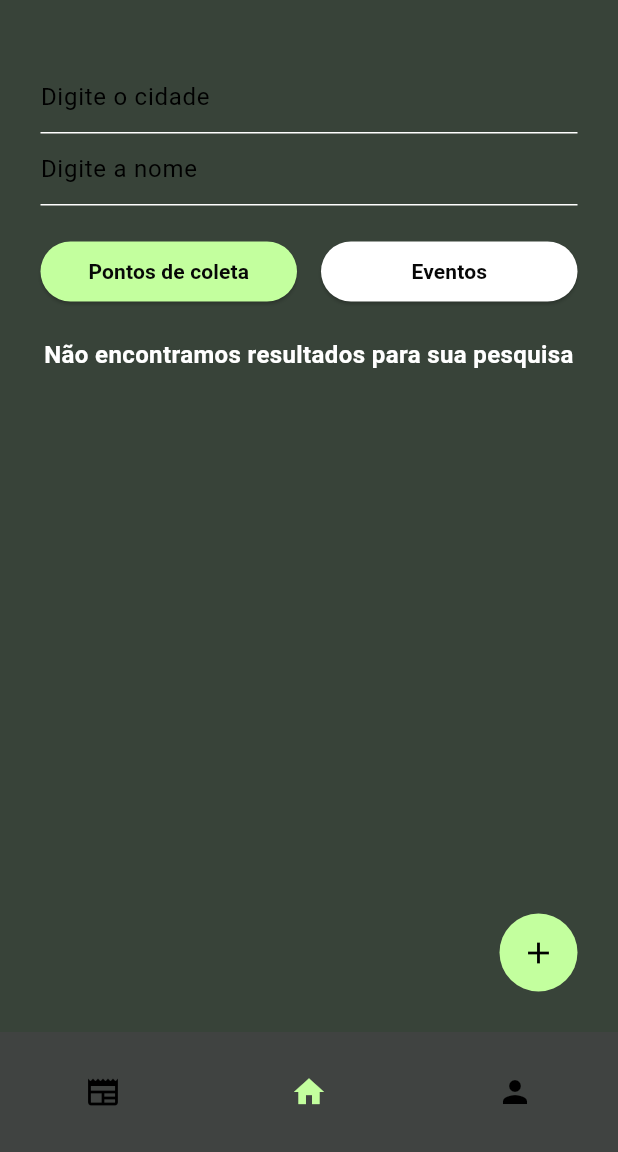
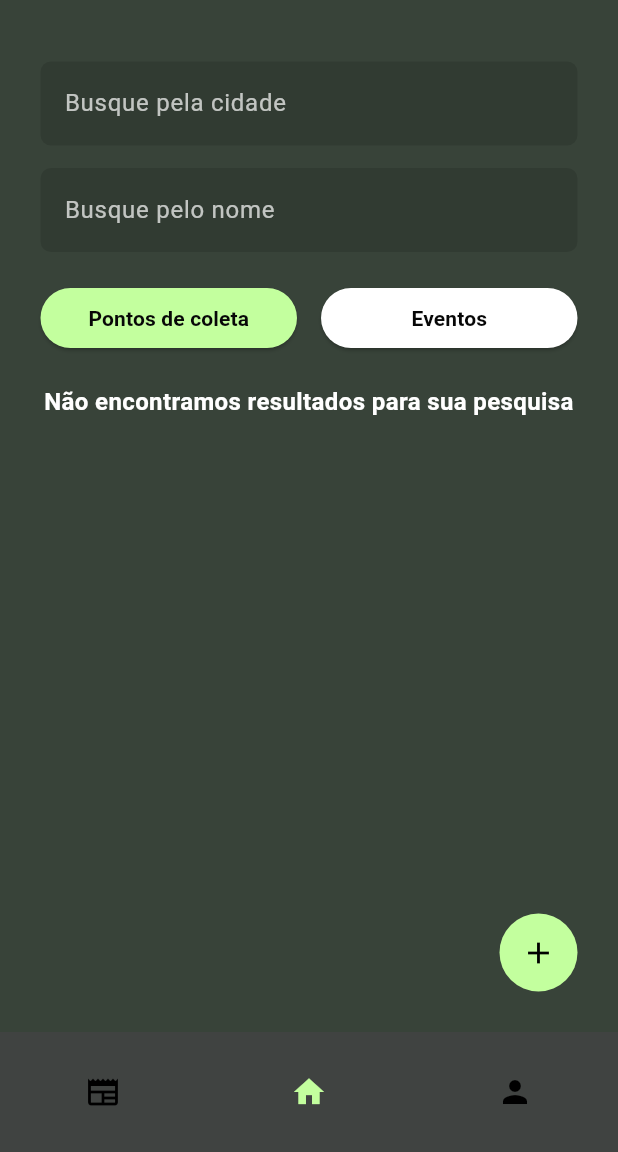
Before and after one commit to joaop-rosa/EcoVitam-Frontend, a Flutter app: the HomePage screen opened by its route, on a phone screen of 412 x 824 dp, the part 84-1236 px from its top. Run offline on Flutter 3.47's test engine with Material 3 defaults, Android fonts, the phone set to English and light mode, and no system bars; our stand-ins replace intl_phone_number_input, jwt_decoder, shared_preferences; accounts and stored records are empty; network calls fail.

```diff
--- a/lib/components/CollectionPointForm.dart
+++ b/lib/components/CollectionPointForm.dart
@@ -1,6 +1,7 @@
 import 'package:ecovitam/components/Button.dart';
 import 'package:ecovitam/components/form/CityDropdown.dart';
 import 'package:ecovitam/components/form/CustomTextFormField.dart';
+import 'package:ecovitam/components/form/PhoneField.dart';
 import 'package:ecovitam/components/form/UfDropdown.dart';
 import 'package:ecovitam/constants/colors.dart';
 import 'package:ecovitam/helpers/jwt.dart';
@@ -116,7 +117,7 @@ class _CollectionPointFormState extends State<CollectionPointForm> {
             },
           ),
           const SizedBox(height: 15),
-          CustomTextFormField(
+          PhoneField(
               controller: _contactController,
               hintText: 'Contato',
               validator: (value) {
@@ -124,8 +125,7 @@ class _CollectionPointFormState extends State<CollectionPointForm> {
                   return 'Por favor, insira o contato do ponto de coleta';
                 }
                 return null;
-            },
-          ),
+              }),
           const SizedBox(height: 25),
           Button(
               isLoading: isLoading,
--- a/lib/components/EventForm.dart
+++ b/lib/components/EventForm.dart
@@ -2,6 +2,7 @@ import 'package:ecovitam/components/Button.dart';
 import 'package:ecovitam/components/form/DatePicker.dart';
 import 'package:ecovitam/components/form/CityDropdown.dart';
 import 'package:ecovitam/components/form/CustomTextFormField.dart';
+import 'package:ecovitam/components/form/PhoneField.dart';
 import 'package:ecovitam/components/form/TimePickerField.dart';
 import 'package:ecovitam/components/form/UfDropdown.dart';
 import 'package:ecovitam/constants/colors.dart';
@@ -142,7 +143,7 @@ class _EventFormState extends State<EventForm> {
             },
           ),
           const SizedBox(height: 15),
-          CustomTextFormField(
+          PhoneField(
               controller: _contactController,
               hintText: 'Contato',
               validator: (value) {
@@ -150,8 +151,7 @@ class _EventFormState extends State<EventForm> {
                   return 'Por favor, insira o contato do ponto de coleta';
                 }
                 return null;
-            },
-          ),
+              }),
           const SizedBox(height: 15),
           DatePicker(
             controller: _dateController,
--- a/lib/components/HomeInputFilter.dart
+++ b/lib/components/HomeInputFilter.dart
@@ -41,7 +41,14 @@ class _HomeInputFilterState extends State<HomeInputFilter> {
       controller: _controller,
       onChanged: _onTextChanged,
       decoration: InputDecoration(
-        hintText: widget.hintText ?? 'Digite algo',
+        filled: true,
+        fillColor: Colors.black12,
+        hintText: widget.hintText ?? '',
+        hintStyle: const TextStyle(color: Colors.white70),
+        border: OutlineInputBorder(
+          borderRadius: BorderRadius.circular(7),
+          borderSide: BorderSide.none,
+        ),
       ),
     );
   }
--- a/lib/components/form/CityDropdown.dart
+++ b/lib/components/form/CityDropdown.dart
@@ -40,7 +40,7 @@ class _CityDropdownState extends State<CityDropdown> {
       List<dynamic> data = json.decode(response.body);
 
       setState(() {
-        cities = data.map((city) => city['nome'].toString()).toList();
+        cities = data.map((city) => city['nome'].toString()).toList()..sort();
         isLoading = false;
       });
     } else {
--- a/lib/components/form/UfDropdown.dart
+++ b/lib/components/form/UfDropdown.dart
@@ -33,7 +33,7 @@ class _UFDropdownState extends State<UFDropdown> {
       List<dynamic> data = json.decode(response.body);
 
       setState(() {
-        ufs = data.map((uf) => uf['sigla'].toString()).toList();
+        ufs = data.map((uf) => uf['sigla'].toString()).toList()..sort();
         isLoading = false;
       });
     } else {
--- a/lib/pages/home_page.dart
+++ b/lib/pages/home_page.dart
@@ -169,14 +169,17 @@ class _HomePageState extends State<HomePage> {
                       _lastQueryCity = value;
                       fetchList();
                     },
-                    hintText: 'Digite o cidade',
+                    hintText: 'Busque pela cidade',
+                  ),
+                  const SizedBox(
+                    height: 15,
                   ),
                   HomeInputFilter(
                     onChanged: (value) {
                       _lastQueryName = value;
                       fetchList();
                     },
-                    hintText: 'Digite a nome',
+                    hintText: 'Busque pelo nome',
                   ),
                   const SizedBox(height: 20),
                   Row(
@@ -246,7 +249,11 @@ class _HomePageState extends State<HomePage> {
                       context: context,
                       isScrollControlled: true,
                       builder: (BuildContext context) {
-                        return const HomeModal();
+                        return Padding(
+                            padding: EdgeInsets.only(
+                              bottom: MediaQuery.of(context).viewInsets.bottom,
+                            ),
+                            child: const HomeModal());
                       },
                     );
 
--- a/pubspec.yaml
+++ b/pubspec.yaml
@@ -39,6 +39,7 @@ dependencies:
   # Use with the CupertinoIcons class for iOS style icons.
   cupertino_icons: ^1.0.8
   shared_preferences: ^2.3.2
+  intl_phone_number_input: ^0.7.4
 
 dev_dependencies:
   flutter_test:
```
Also changed, not shown: lib/components/CollectionPointItem.dart (+16 -6 lines), lib/components/EventItem.dart (+15 -4 lines), lib/components/form/PhoneField.dart (added, +53 -0 lines), lib/pages/user_page.dart (+5 -2 lines), pubspec.lock. Lines whose indentation alone changed are shown as unchanged.
